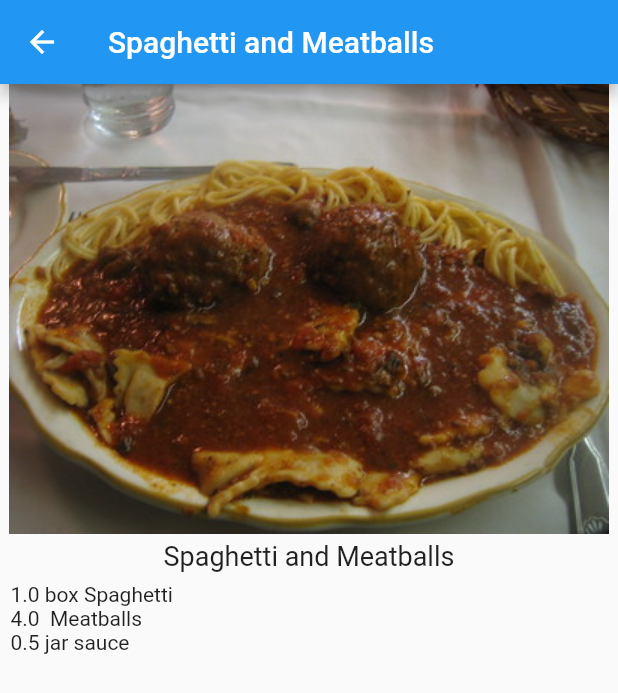
After one commit to blessed-sibanda/recipe-calculator, a Flutter app: the screen it shows after launch, after a tap on "Spaghetti and Meatballs", on a phone screen of 412 x 824 dp. The commit adds this screen. Shown: the top 693 px of the screen. Run offline on Flutter 3.47's test engine with Material 2 defaults, Android fonts, the phone set to English and light mode, and no system bars.

Commit message:
add ingredients to recipe detail page

```diff
--- a/lib/main.dart
+++ b/lib/main.dart
@@ -1,5 +1,6 @@
 import 'package:flutter/material.dart';
 import 'recipe.dart';
+import 'recipe_detail.dart';
 
 void main() {
   runApp(RecipeApp());
@@ -37,7 +38,15 @@ class _MyHomePageState extends State<MyHomePage> {
             child: ListView.builder(
                 itemCount: Recipe.samples.length,
                 itemBuilder: (BuildContext context, int index) {
-                  return buildRecipeCard(Recipe.samples[index]);
+                  return GestureDetector(
+                    onTap: () {
+                      Navigator.push(context,
+                          MaterialPageRoute(builder: (context) {
+                        return RecipeDetail(recipe: Recipe.samples[index]);
+                      }));
+                    },
+                    child: buildRecipeCard(Recipe.samples[index]),
+                  );
                 })));
   }
 
--- a/lib/recipe.dart
+++ b/lib/recipe.dart
@@ -1,15 +1,72 @@
+class Ingredient {
+  double quantity;
+  String measure;
+  String name;
+
+  Ingredient(this.quantity, this.measure, this.name);
+}
+
 class Recipe {
+  int servings;
   String label;
   String imageUrl;
+  List<Ingredient> ingredients;
 
-  Recipe(this.label, this.imageUrl);
+  Recipe(this.label, this.imageUrl, this.servings, this.ingredients);
 
   static List<Recipe> samples = [
-    Recipe('Spaghetti and Meatballs', 'assets/2126711929_ef763de2b3_w.jpg'),
-    Recipe('Tomato Soup', 'assets/27729023535_a57606c1be.jpg'),
-    Recipe('Grilled Cheese', 'assets/3187380632_5056654a19_b.jpg'),
-    Recipe('Chocolate Chip Cookies', 'assets/15992102771_b92f4cc00a_b.jpg'),
-    Recipe('Taco Salad', 'assets/8533381643_a31a99e8a6_c.jpg'),
-    Recipe('Hawaiian Pizza', 'assets/15452035777_294cefced5_c.jpg'),
+    Recipe('Spaghetti and Meatballs', 'assets/2126711929_ef763de2b3_w.jpg', 4, [
+      Ingredient(1, 'box', 'Spaghetti'),
+      Ingredient(4, '', 'Meatballs'),
+      Ingredient(0.5, 'jar', 'sauce'),
+    ]),
+    Recipe(
+      'Tomato Soup',
+      'assets/27729023535_a57606c1be.jpg',
+      2,
+      [
+        Ingredient(1, 'can', 'Tomato Soup'),
+      ],
+    ),
+    Recipe(
+      'Grilled Cheese',
+      'assets/3187380632_5056654a19_b.jpg',
+      1,
+      [
+        Ingredient(2, 'slices', 'Cheese'),
+        Ingredient(2, 'slices', 'Bread'),
+      ],
+    ),
+    Recipe(
+      'Chocolate Chip Cookies',
+      'assets/15992102771_b92f4cc00a_b.jpg',
+      24,
+      [
+        Ingredient(4, 'cups', 'flour'),
+        Ingredient(2, 'cups', 'sugar'),
+        Ingredient(0.5, 'cups', 'chocolate chips'),
+      ],
+    ),
+    Recipe(
+      'Taco Salad',
+      'assets/8533381643_a31a99e8a6_c.jpg',
+      1,
+      [
+        Ingredient(4, 'oz', 'nachos'),
+        Ingredient(3, 'oz', 'taco meat'),
+        Ingredient(0.5, 'cup', 'cheese'),
+        Ingredient(0.25, 'cup', 'chopped tomatoes'),
+      ],
+    ),
+    Recipe(
+      'Hawaiian Pizza',
+      'assets/15452035777_294cefced5_c.jpg',
+      4,
+      [
+        Ingredient(1, 'item', 'pizza'),
+        Ingredient(1, 'cup', 'pineapple'),
+        Ingredient(8, 'oz', 'ham'),
+      ],
+    ),
   ];
 }
--- /dev/null
+++ b/lib/recipe_detail.dart
@@ -0,0 +1,47 @@
+import 'package:flutter/material.dart';
+import 'recipe.dart';
+
+class RecipeDetail extends StatefulWidget {
+  final Recipe recipe;
+
+  const RecipeDetail({Key? key, required this.recipe}) : super(key: key);
+
+  @override
+  _RecipeDetailState createState() => _RecipeDetailState();
+}
+
+class _RecipeDetailState extends State<RecipeDetail> {
+  @override
+  Widget build(BuildContext context) {
+    return Scaffold(
+        appBar: AppBar(
+          title: Text(widget.recipe.label),
+        ),
+        body: SafeArea(
+            child: Column(
+          children: [
+            SizedBox(
+              height: 300,
+              width: double.infinity,
+              child: Image(image: AssetImage(widget.recipe.imageUrl)),
+            ),
+            const SizedBox(
+              height: 4,
+            ),
+            Text(
+              widget.recipe.label,
+              style: const TextStyle(fontSize: 18),
+            ),
+            Expanded(
+                child: ListView.builder(
+                    padding: const EdgeInsets.all(7.0),
+                    itemCount: widget.recipe.ingredients.length,
+                    itemBuilder: (BuildContext context, int index) {
+                      final ingredient = widget.recipe.ingredients[index];
+                      return Text(
+                          '${ingredient.quantity} ${ingredient.measure} ${ingredient.name}');
+                    }))
+          ],
+        )));
+  }
+}
```
